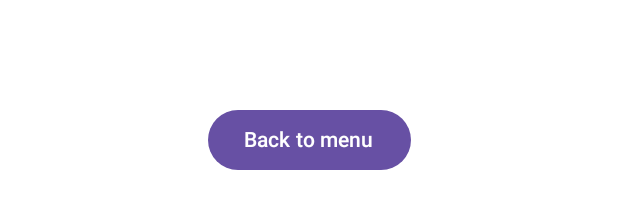
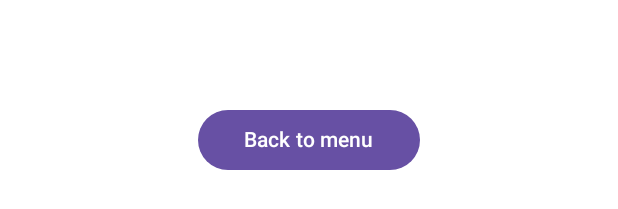
Before and after one commit to loursblanc/Memorysator, an Android app built with Jetpack Compose: the @Preview function RulesScreenPreview, on a phone screen of 412 x 824 dp. Shown: the part 928-1137 px from the top of the screen. Run offline under Robolectric (Android 15) with nearby library versions, the phone set to English and light mode, and no system bars.

Commit message:
Feature : Added width for Back to menu button

```diff
--- a/app/src/main/java/com/example/memorysator/ui/screen/RulesScreen.kt
+++ b/app/src/main/java/com/example/memorysator/ui/screen/RulesScreen.kt
@@ -5,6 +5,7 @@ import androidx.compose.foundation.layout.Column
 import androidx.compose.foundation.layout.Row
 import androidx.compose.foundation.layout.Spacer
 import androidx.compose.foundation.layout.padding
+import androidx.compose.foundation.layout.width
 import androidx.compose.material3.Button
 import androidx.compose.material3.Text
 import androidx.compose.runtime.Composable
@@ -36,6 +37,7 @@ fun RulesScreen(modifier: Modifier = Modifier ) {
             Button(
                 onClick ={ /*Todo*/ },
                 Modifier.padding(vertical = dimensionResource(id = R.dimen.large_vertical_padding))
+                    .width(dimensionResource(id = R.dimen.width_button))
             ){
                 Text(text = stringResource(id = R.string.return_main_menu_button))
             }
```
